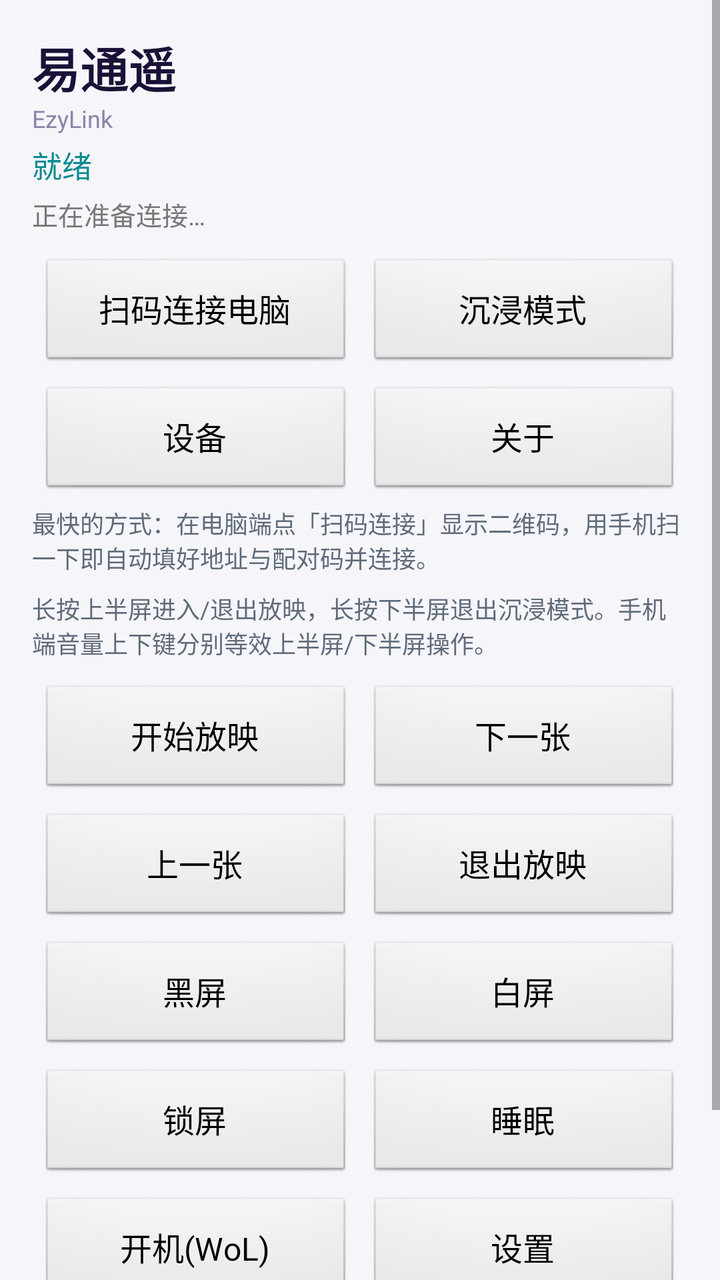
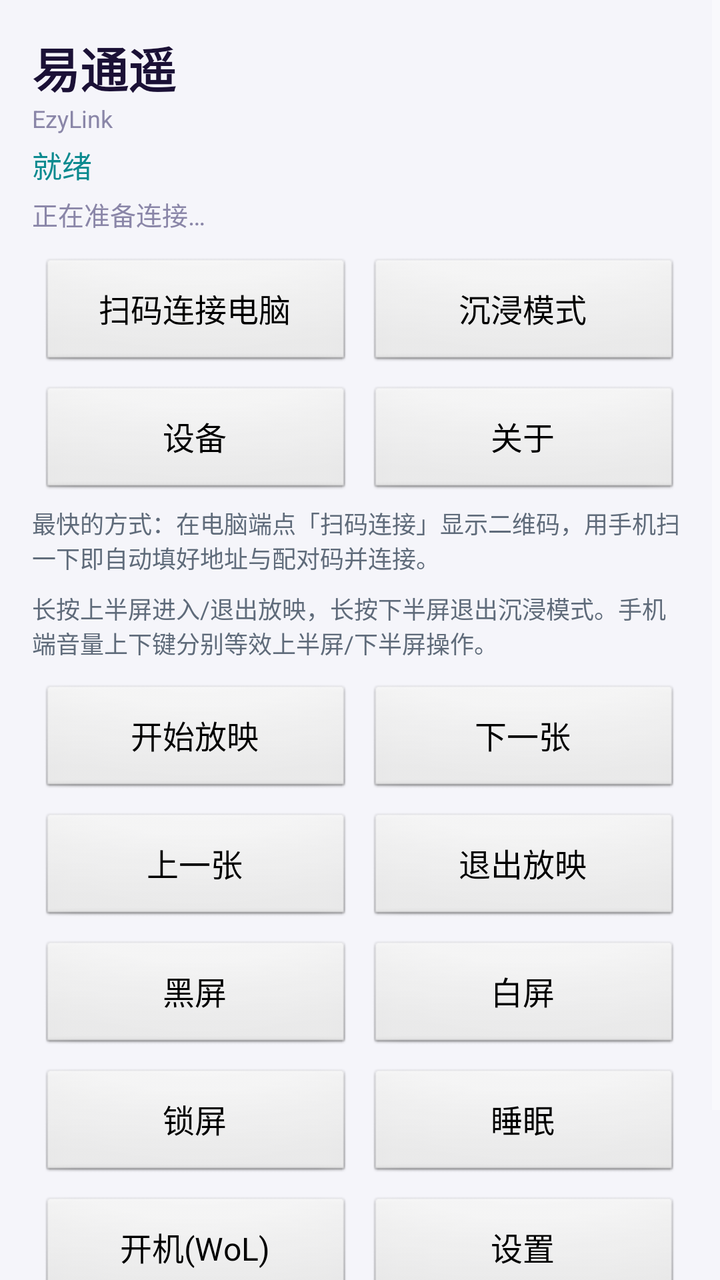

Two renders of the same Android screen: before a commit and after it. Below are the layout's source before the change and the commit's diff.
<!-- AndroidManifest.xml: application theme AppTheme -->
<!-- res/layout/activity_main.xml -->
<?xml version="1.0" encoding="utf-8"?>
<ScrollView xmlns:android="http://schemas.android.com/apk/res/android"
    android:id="@+id/scroll"
    android:layout_width="match_parent" android:layout_height="match_parent">
    <LinearLayout android:orientation="vertical"
        android:layout_width="match_parent" android:layout_height="wrap_content"
        android:padding="@dimen/scr_pad">
        <TextView android:text="@string/app_name" android:textSize="24sp"
            android:textStyle="bold" android:textColor="#1b1136" android:layout_marginBottom="0dp"
            android:layout_width="match_parent" android:layout_height="wrap_content"/>
        <TextView android:text="@string/app_name_en" android:textSize="12sp"
            android:textColor="#8a86a8" android:layout_marginBottom="4dp"
            android:layout_width="match_parent" android:layout_height="wrap_content"/>
        <TextView android:id="@+id/status" android:text="@string/status_ready"
            android:textSize="15sp" android:textColor="#0a8a8f" android:layout_marginBottom="4dp"
            android:layout_width="match_parent" android:layout_height="wrap_content"/>
        <TextView android:id="@+id/connState" android:text="@string/conn_idle"
            android:textSize="13sp" android:textColor="#777777" android:layout_marginBottom="8dp"
            android:layout_width="match_parent" android:layout_height="wrap_content"/>
        <LinearLayout android:orientation="horizontal" android:layout_width="match_parent" android:layout_height="wrap_content">
            <Button android:id="@+id/btnScan" style="@style/Btn" android:text="@string/scan_connect"/>
            <Button android:id="@+id/btnImmersion" style="@style/Btn" android:text="@string/immersion_title"/>
        </LinearLayout>
        <LinearLayout android:orientation="horizontal" android:layout_width="match_parent" android:layout_height="wrap_content">
            <Button android:id="@+id/btnDevices" style="@style/Btn" android:text="@string/devices_title"/>
            <Button android:id="@+id/btnAbout" style="@style/Btn" android:text="@string/btn_about"/>
        </LinearLayout>
        <TextView android:id="@+id/scanHint" android:text="@string/scan_hint"
            android:textSize="12sp" android:textColor="#5f6b7a" android:layout_marginBottom="8dp"
            android:layout_width="match_parent" android:layout_height="wrap_content"/>
        <TextView android:id="@+id/immersionHintMain" android:text="@string/immersion_help"
            android:textSize="12sp" android:textColor="#5f6b7a" android:layout_marginBottom="8dp"
            android:layout_width="match_parent" android:layout_height="wrap_content"/>
        <LinearLayout android:orientation="horizontal" android:layout_width="match_parent" android:layout_height="wrap_content">
            <Button android:id="@+id/btnStart" style="@style/Btn" android:text="开始放映"/>
            <Button android:id="@+id/btnNext" style="@style/Btn" android:text="下一张"/>
        </LinearLayout>
        <LinearLayout android:orientation="horizontal" android:layout_width="match_parent" android:layout_height="wrap_content">
            <Button android:id="@+id/btnPrev" style="@style/Btn" android:text="上一张"/>
            <Button android:id="@+id/btnExit" style="@style/Btn" android:text="退出放映"/>
        </LinearLayout>
        <LinearLayout android:orientation="horizontal" android:layout_width="match_parent" android:layout_height="wrap_content">
            <Button android:id="@+id/btnBlack" style="@style/Btn" android:text="黑屏"/>
            <Button android:id="@+id/btnWhite" style="@style/Btn" android:text="白屏"/>
        </LinearLayout>
        <LinearLayout android:orientation="horizontal" android:layout_width="match_parent" android:layout_height="wrap_content">
            <Button android:id="@+id/btnLock" style="@style/Btn" android:text="锁屏"/>
            <Button android:id="@+id/btnSleep" style="@style/Btn" android:text="睡眠"/>
        </LinearLayout>
        <LinearLayout android:orientation="horizontal" android:layout_width="match_parent" android:layout_height="wrap_content">
            <Button android:id="@+id/btnWol" style="@style/Btn" android:text="开机(WoL)"/>
            <Button android:id="@+id/btnSettings" style="@style/Btn" android:text="设置"/>
        </LinearLayout>
        <LinearLayout android:orientation="horizontal" android:layout_width="match_parent" android:layout_height="wrap_content">
            <Button android:id="@+id/btnShutdown" style="@style/BtnDanger" android:text="关机"/>
            <Button android:id="@+id/btnRestart" style="@style/BtnDanger" android:text="重启"/>
        </LinearLayout>
    </LinearLayout>
</ScrollView>
<!-- resources referenced by this layout -->
<resources>
  <dimen name="scr_pad">16dp</dimen>
  <string name="app_name">易通遥</string>
  <string name="app_name_en">EzyLink</string>
  <string name="btn_about">关于</string>
  <string name="conn_idle">正在准备连接…</string>
  <string name="devices_title">设备</string>
  <string name="immersion_help">长按上半屏进入/退出放映，长按下半屏退出沉浸模式。手机端音量上下键分别等效上半屏/下半屏操作。</string>
  <string name="immersion_title">沉浸模式</string>
  <string name="scan_connect">扫码连接电脑</string>
  <string name="scan_hint">最快的方式：在电脑端点「扫码连接」显示二维码，用手机扫一下即自动填好地址与配对码并连接。</string>
  <string name="status_ready">就绪</string>
  <style name="Btn" parent="@android:style/Widget.Button">
          <item name="android:layout_width">0dp</item>
          <item name="android:layout_height">wrap_content</item>
          <item name="android:layout_weight">1</item>
          <item name="android:minHeight">@dimen/btn_minh</item>
          <item name="android:textSize">@dimen/btn_text</item>
          <item name="android:layout_margin">4dp</item>
      </style>
  <style name="BtnDanger" parent="@style/Btn">
          <item name="android:textColor">#D32F2F</item>
      </style>
  <style name="AppTheme" parent="@android:style/Theme.Material.Light.NoActionBar">
          <item name="android:windowBackground">#f5f5fa</item>
      </style>
  <dimen name="btn_minh">56dp</dimen>
  <dimen name="btn_text">16sp</dimen>
</resources>

<!-- the commit's change to res/layout/activity_main.xml (unified diff, before → after) -->
@@ -1,4 +1,4 @@
-<?xml version="1.0" encoding="utf-8"?>
+﻿<?xml version="1.0" encoding="utf-8"?>
 <ScrollView xmlns:android="http://schemas.android.com/apk/res/android"
     android:id="@+id/scroll"
     android:layout_width="match_parent" android:layout_height="match_parent">
@@ -6,16 +6,16 @@
         android:layout_width="match_parent" android:layout_height="wrap_content"
         android:padding="@dimen/scr_pad">
         <TextView android:text="@string/app_name" android:textSize="24sp"
-            android:textStyle="bold" android:textColor="#1b1136" android:layout_marginBottom="0dp"
+            android:textStyle="bold" android:textColor="@color/fg" android:layout_marginBottom="0dp"
             android:layout_width="match_parent" android:layout_height="wrap_content"/>
         <TextView android:text="@string/app_name_en" android:textSize="12sp"
-            android:textColor="#8a86a8" android:layout_marginBottom="4dp"
+            android:textColor="@color/fg_dim" android:layout_marginBottom="4dp"
             android:layout_width="match_parent" android:layout_height="wrap_content"/>
         <TextView android:id="@+id/status" android:text="@string/status_ready"
-            android:textSize="15sp" android:textColor="#0a8a8f" android:layout_marginBottom="4dp"
+            android:textSize="15sp" android:textColor="@color/accent" android:layout_marginBottom="4dp"
             android:layout_width="match_parent" android:layout_height="wrap_content"/>
         <TextView android:id="@+id/connState" android:text="@string/conn_idle"
-            android:textSize="13sp" android:textColor="#777777" android:layout_marginBottom="8dp"
+            android:textSize="13sp" android:textColor="@color/fg_dim" android:layout_marginBottom="8dp"
             android:layout_width="match_parent" android:layout_height="wrap_content"/>
         <LinearLayout android:orientation="horizontal" android:layout_width="match_parent" android:layout_height="wrap_content">
             <Button android:id="@+id/btnScan" style="@style/Btn" android:text="@string/scan_connect"/>
@@ -26,10 +26,10 @@
             <Button android:id="@+id/btnAbout" style="@style/Btn" android:text="@string/btn_about"/>
         </LinearLayout>
         <TextView android:id="@+id/scanHint" android:text="@string/scan_hint"
-            android:textSize="12sp" android:textColor="#5f6b7a" android:layout_marginBottom="8dp"
+            android:textSize="12sp" android:textColor="@color/fg_muted" android:layout_marginBottom="8dp"
             android:layout_width="match_parent" android:layout_height="wrap_content"/>
         <TextView android:id="@+id/immersionHintMain" android:text="@string/immersion_help"
-            android:textSize="12sp" android:textColor="#5f6b7a" android:layout_marginBottom="8dp"
+            android:textSize="12sp" android:textColor="@color/fg_muted" android:layout_marginBottom="8dp"
             android:layout_width="match_parent" android:layout_height="wrap_content"/>
         <LinearLayout android:orientation="horizontal" android:layout_width="match_parent" android:layout_height="wrap_content">
             <Button android:id="@+id/btnStart" style="@style/Btn" android:text="开始放映"/>
<!-- resource entries referenced after the edit -->
@@ -1,5 +1,9 @@
 <!-- resources referenced by this layout -->
 <resources>
+  <color name="accent">#0a8a8f</color>
+  <color name="fg">#1b1136</color>
+  <color name="fg_dim">#8a86a8</color>
+  <color name="fg_muted">#5f6b7a</color>
   <dimen name="scr_pad">16dp</dimen>
   <string name="app_name">易通遥</string>
   <string name="app_name_en">EzyLink</string>
@@ -20,12 +24,14 @@
           <item name="android:layout_margin">4dp</item>
       </style>
   <style name="BtnDanger" parent="@style/Btn">
-          <item name="android:textColor">#D32F2F</item>
+          <item name="android:textColor">@color/danger</item>
       </style>
-  <style name="AppTheme" parent="@android:style/Theme.Material.Light.NoActionBar">
-          <item name="android:windowBackground">#f5f5fa</item>
+  <style name="AppTheme" parent="@android:style/Theme.Material.NoActionBar">
+          <item name="android:windowBackground">@color/bg</item>
       </style>
   <dimen name="btn_minh">56dp</dimen>
   <dimen name="btn_text">16sp</dimen>
+  <color name="danger">#B00020</color>
+  <color name="bg">#f5f5fa</color>
 </resources>
 
